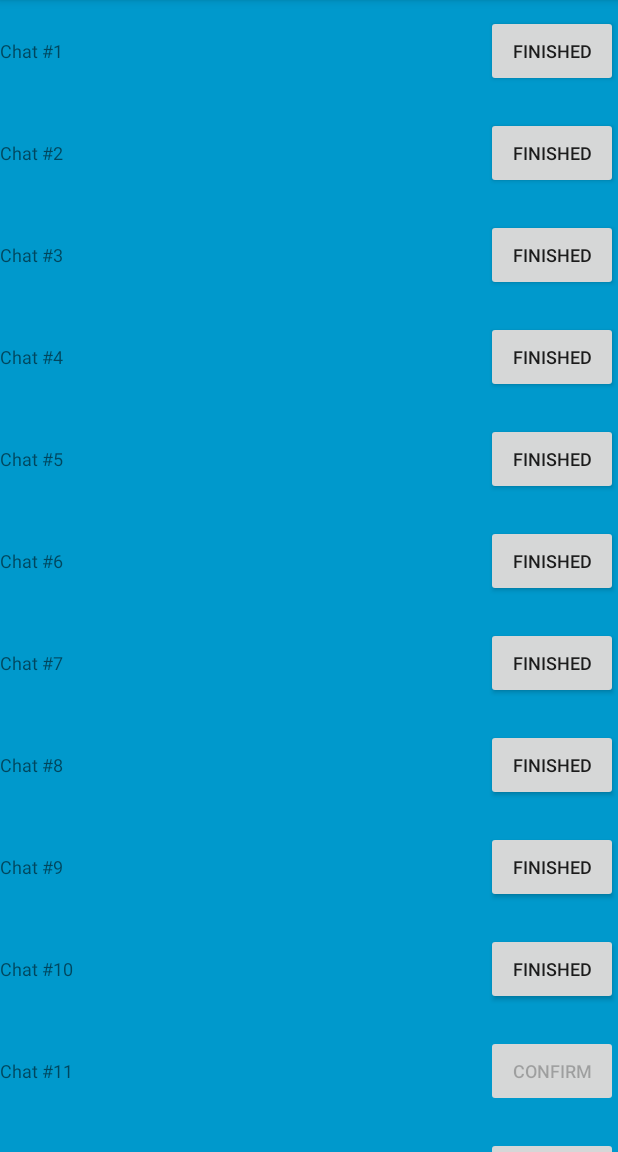
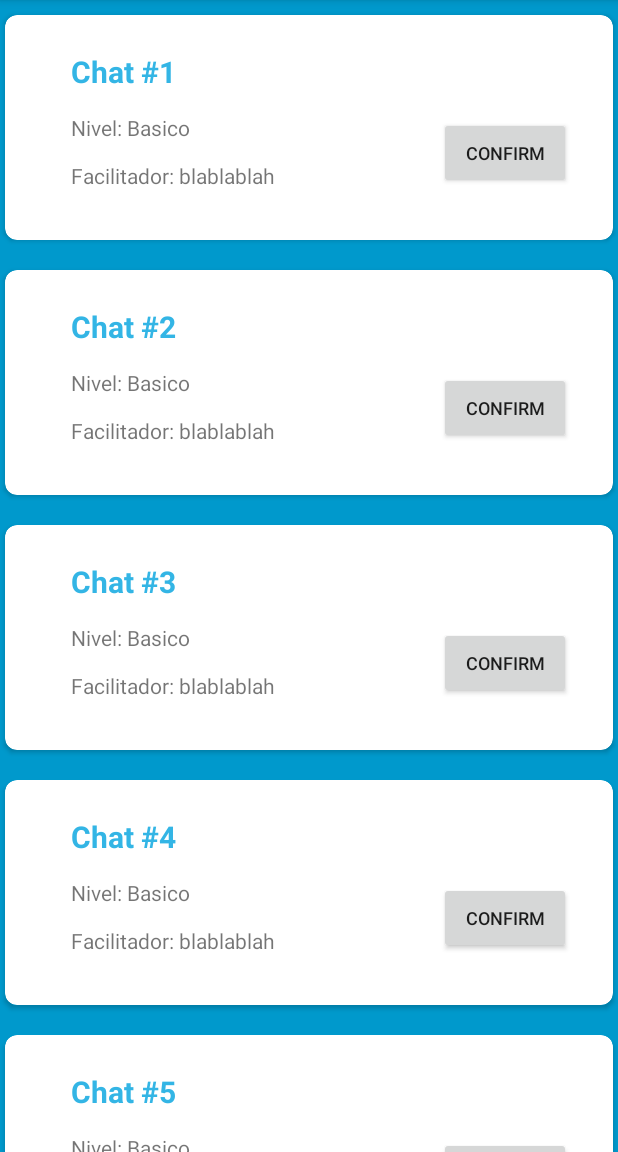
Before and after one commit to marylicious/GesChat, an Android app: the fragment ChatFragment placed in its activity, on a phone screen of 412 x 824 dp, the part 84-1236 px from its top. Run offline under Robolectric (Android 15) with nearby library versions, the phone set to English and light mode, and no system bars.

Commit message:
styling chat list

```diff
--- a/app/src/main/java/com/example/geschat/ChatFragment.java
+++ b/app/src/main/java/com/example/geschat/ChatFragment.java
@@ -4,6 +4,7 @@ import android.os.Bundle;
 import android.support.annotation.NonNull;
 import android.support.annotation.Nullable;
 import android.support.v4.app.Fragment;
+import android.support.v7.widget.DividerItemDecoration;
 import android.support.v7.widget.LinearLayoutManager;
 import android.support.v7.widget.RecyclerView;
 import android.view.LayoutInflater;
@@ -39,6 +40,7 @@ public class ChatFragment extends Fragment {
         //Le agregamos un LayoutManager por defecto
         rvChats.setLayoutManager(new LinearLayoutManager(getActivity()));
 
+
         return view;
     }
 
--- a/app/src/main/java/com/example/geschat/chat/Chat.java
+++ b/app/src/main/java/com/example/geschat/chat/Chat.java
@@ -30,7 +30,7 @@ public class Chat {
         ArrayList<Chat> chatList = new ArrayList<Chat>();
 
         for (int i = 1; i <= numChats; i++) {
-            chatList.add(new Chat("Chat #" + ++lastContactId, i <= numChats / 2));
+            chatList.add(new Chat("Chat #" + ++lastContactId, numChats % 2 == 0 ));
         }
 
         return chatList;
--- a/app/src/main/java/com/example/geschat/chat/ChatAdapter.java
+++ b/app/src/main/java/com/example/geschat/chat/ChatAdapter.java
@@ -68,7 +68,7 @@ public class ChatAdapter extends RecyclerView.Adapter<ChatAdapter.ViewHolder>{
         TextView textView = viewHolder.chatNameTextView;
         textView.setText(chat1.getChatName());
         Button button = viewHolder.messageButton;
-        button.setText(chat1.isFinished() ? "Finished" : "Confirm");
+        button.setText(chat1.isFinished() ? "Confirm" : "Finished");
         button.setEnabled(chat1.isFinished());
     }
 
--- a/app/src/main/res/layout/fragment_chats_row.xml
+++ b/app/src/main/res/layout/fragment_chats_row.xml
@@ -1,26 +1,79 @@
 <?xml version="1.0" encoding="utf-8"?>
-<LinearLayout
-    xmlns:android="http://schemas.android.com/apk/res/android"
-    android:orientation="horizontal"
+<android.support.v7.widget.CardView xmlns:android="http://schemas.android.com/apk/res/android"
+    xmlns:app="http://schemas.android.com/apk/res-auto"
+    xmlns:tools="http://schemas.android.com/tools"
+    android:id="@+id/cardView"
     android:layout_width="match_parent"
     android:layout_height="wrap_content"
+    android:layout_marginHorizontal="3dp"
+    android:layout_marginVertical="10dp"
+    android:orientation="horizontal"
     android:paddingTop="10dp"
     android:paddingBottom="10dp"
-    >
+    app:cardCornerRadius="8dp">
+
+    <android.support.constraint.ConstraintLayout
+        android:layout_width="match_parent"
+        android:layout_height="150dp">
 
         <TextView
             android:id="@+id/chatname_row"
-        android:layout_width="0dp"
+            android:layout_width="wrap_content"
             android:layout_height="wrap_content"
-        android:layout_weight="1"
-        android:textSize="12sp" />
+            android:layout_marginStart="44dp"
+            android:layout_marginLeft="44dp"
+            android:layout_marginTop="24dp"
+            android:text="Nombre del chat"
+            android:textColor="@android:color/holo_blue_light"
+            android:textSize="20sp"
+            android:textStyle="bold"
+            app:layout_constraintStart_toStartOf="parent"
+            app:layout_constraintTop_toTopOf="parent" />
 
         <Button
             android:id="@+id/confirmButton"
             android:layout_width="wrap_content"
             android:layout_height="wrap_content"
+            android:layout_alignParentTop="true"
+            android:layout_alignParentEnd="true"
+            android:layout_alignParentRight="true"
+            android:layout_gravity="right"
+            android:layout_marginTop="8dp"
+            android:layout_marginEnd="28dp"
+            android:layout_marginRight="28dp"
+            android:layout_marginBottom="8dp"
             android:paddingLeft="16dp"
             android:paddingRight="16dp"
             android:textSize="12sp"
-        />
-</LinearLayout>
+            app:layout_constraintBottom_toBottomOf="parent"
+            app:layout_constraintEnd_toEndOf="parent"
+            app:layout_constraintTop_toTopOf="parent"
+            app:layout_constraintVertical_bias="0.697" />
+
+        <TextView
+            android:id="@+id/textView"
+            android:layout_width="wrap_content"
+            android:layout_height="wrap_content"
+            android:layout_marginStart="44dp"
+            android:layout_marginLeft="44dp"
+            android:layout_marginTop="32dp"
+            android:text="Facilitador: blablablah"
+            app:layout_constraintStart_toStartOf="parent"
+            app:layout_constraintTop_toTopOf="@+id/textView2" />
+
+
+        <TextView
+            android:id="@+id/textView2"
+            android:layout_width="wrap_content"
+            android:layout_height="wrap_content"
+            android:layout_marginStart="44dp"
+            android:layout_marginLeft="44dp"
+            android:layout_marginTop="41dp"
+            android:text="Nivel: Basico"
+            app:layout_constraintStart_toStartOf="parent"
+            app:layout_constraintTop_toTopOf="@+id/chatname_row" />
+
+    </android.support.constraint.ConstraintLayout>
+
+
+</android.support.v7.widget.CardView>
```
Lines whose indentation alone changed are shown as unchanged.
